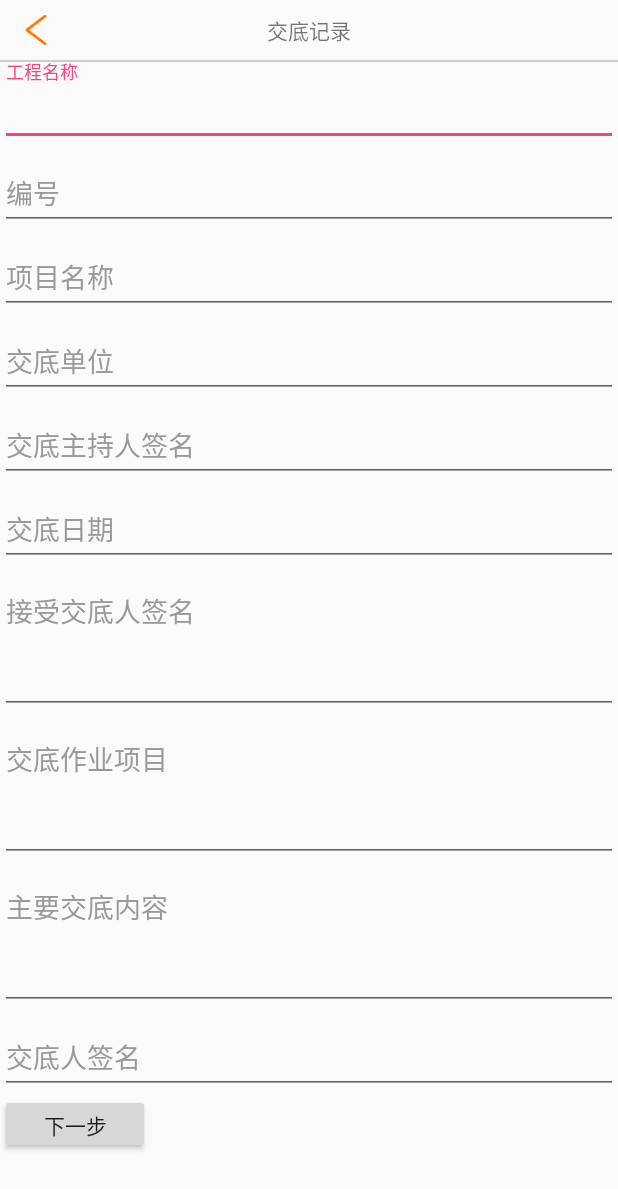
After one commit to CStianya/fegnxianAR, an Android app: the Form2Activity screen opened directly, with no data from a screen before it, on a phone screen of 412 x 824 dp. The commit adds this screen. Shown: the top 1189 px of the screen. Run offline under Robolectric (Android 15) with nearby library versions, the phone set to English and light mode, and no system bars.

Commit message:
增加两个表单填写界面，修改一些BUG

```diff
--- a/app/src/main/java/com/riskmanagement/MyApplication.java
+++ b/app/src/main/java/com/riskmanagement/MyApplication.java
@@ -50,7 +50,7 @@ public class MyApplication extends Application {
         VCamera.setDebugMode(true);
 
         // 初始化拍摄SDK，必须
-        // VCamera.initialize(this);
+        //VCamera.initialize(this);
     }
 
 }
--- a/app/src/main/java/com/riskmanagement/activity/ARShowActivity.java
+++ b/app/src/main/java/com/riskmanagement/activity/ARShowActivity.java
@@ -48,20 +48,9 @@ public class ARShowActivity extends BaseActivity {
         btn_ARShow_submit.setOnClickListener(new View.OnClickListener() {
             @Override
             public void onClick(View view) {
-                openApp();
-                //submit();
+                submit();
             }
         });
-    }
-
-    // 打开另外一个APP
-    private void openApp() {
-        Intent intent = getPackageManager().getLaunchIntentForPackage("com.unity");
-        if (intent != null) {
-            startActivity(intent);
-        } else {
-            Toast.makeText(getApplicationContext(), "对不起，你尚未安装该应用！", Toast.LENGTH_LONG).show();
-        }
     }
 
     private void submit(){
--- a/app/src/main/java/com/riskmanagement/activity/ClarificationActivity.java
+++ b/app/src/main/java/com/riskmanagement/activity/ClarificationActivity.java
@@ -5,6 +5,7 @@ import android.os.Bundle;
 import android.support.annotation.Nullable;
 import android.view.View;
 import android.widget.Button;
+import android.widget.Toast;
 
 import com.riskmanagement.R;
 
@@ -14,6 +15,9 @@ import com.riskmanagement.R;
 
 public class ClarificationActivity extends BaseActivity {
     private Button btn_clarification_AR;
+
+    private Button btn_form_next;
+
     @Override
     protected void onCreate(@Nullable Bundle savedInstanceState) {
         super.onCreate(savedInstanceState);
@@ -27,9 +31,28 @@ public class ClarificationActivity extends BaseActivity {
         btn_clarification_AR.setOnClickListener(new View.OnClickListener() {
             @Override
             public void onClick(View view) {
-                startActivity(new Intent(ClarificationActivity.this,ARShowActivity.class));
+                openApp();
+            }
+        });
+
+        btn_form_next = (Button) findViewById(R.id.btn_form1_next);
+        btn_form_next.setOnClickListener(new View.OnClickListener() {
+            @Override
+            public void onClick(View v) {
+                startActivity(new Intent(ClarificationActivity.this, Form1Activity.class));
                 finish();
             }
         });
     }
+
+    // 打开另外一个APP
+    private void openApp() {
+        Intent intent = getPackageManager().getLaunchIntentForPackage("com.unity");
+        if (intent != null) {
+            startActivity(intent);
+        } else {
+            Toast.makeText(getApplicationContext(), "对不起，你尚未安装该应用！", Toast.LENGTH_LONG).show();
+        }
+    }
+
 }
--- /dev/null
+++ b/app/src/main/java/com/riskmanagement/activity/Form1Activity.java
@@ -0,0 +1,42 @@
+package com.riskmanagement.activity;
+
+import android.content.Intent;
+import android.os.Bundle;
+import android.view.View;
+import android.widget.Button;
+
+import com.riskmanagement.R;
+
+/**
+ * Created by CS on 2017/10/23.
+ */
+
+public class Form1Activity extends BaseActivity {
+
+    private Button btn_form2_next;
+
+    @Override
+    public void onCreate(Bundle savedInstanceState) {
+        super.onCreate(savedInstanceState);
+        setContentView(R.layout.activity_form_1);
+        initTop("跨越高速公路作业B票");
+        initViews();
+        initDatas();
+    }
+    //初始化Views
+    private void initViews(){
+        btn_form2_next = (Button) findViewById(R.id.btn_form2_next);
+        btn_form2_next.setOnClickListener(new View.OnClickListener() {
+            @Override
+            public void onClick(View v) {
+                startActivity(new Intent(Form1Activity.this, Form2Activity.class));
+                finish();
+            }
+        });
+    }
+    //初始化数据
+    private void initDatas() {
+
+    }
+
+}
--- /dev/null
+++ b/app/src/main/java/com/riskmanagement/activity/Form2Activity.java
@@ -0,0 +1,41 @@
+package com.riskmanagement.activity;
+
+import android.content.Intent;
+import android.os.Bundle;
+import android.view.View;
+import android.widget.Button;
+
+import com.riskmanagement.R;
+
+/**
+ * Created by CS on 2017/10/23.
+ */
+
+public class Form2Activity extends BaseActivity {
+
+    public Button btn_ARShow_next;
+
+    @Override
+    public void onCreate(Bundle savedInstanceState) {
+        super.onCreate(savedInstanceState);
+        setContentView(R.layout.activity_form_2);
+        initTop("交底记录");
+        initViews();
+        initDatas();
+    }
+    //初始化Views
+    private void initViews(){
+        btn_ARShow_next = (Button) findViewById(R.id.btn_ARShow_next);
+        btn_ARShow_next.setOnClickListener(new View.OnClickListener() {
+            @Override
+            public void onClick(View v) {
+                startActivity(new Intent(Form2Activity.this, ARShowActivity.class));
+                finish();
+            }
+        });
+    }
+    //初始化数据
+    private void initDatas() {
+
+    }
+}
--- a/app/src/main/res/layout/activity_clarification.xml
+++ b/app/src/main/res/layout/activity_clarification.xml
@@ -8,6 +8,7 @@
     <LinearLayout
         android:layout_width="match_parent"
         android:layout_height="match_parent"
+        android:orientation="vertical"
         android:gravity="center">
 
         <Button
@@ -16,6 +17,13 @@
             android:layout_height="40dp"
             android:text="进入AR演示"
             />
+
+        <Button
+            android:id="@+id/btn_form1_next"
+            android:layout_width="100dp"
+            android:layout_height="40dp"
+            android:text="下一步"
+            />
     </LinearLayout>
 
 
--- /dev/null
+++ b/app/src/main/res/layout/activity_form_1.xml
@@ -0,0 +1,33 @@
+<?xml version="1.0" encoding="utf-8"?>
+<LinearLayout xmlns:android="http://schemas.android.com/apk/res/android"
+              android:orientation="vertical"
+              android:layout_width="match_parent"
+              android:layout_height="match_parent">
+
+    <include
+        android:id="@+id/mainHead"
+        layout="@layout/activity_base"/>
+
+    <android.support.design.widget.TextInputLayout
+        android:layout_width="match_parent"
+        android:layout_height="wrap_content"
+        android:textColorHint="@color/colorHint">
+
+        <EditText
+            android:id="@+id/et_add_ques_title"
+            android:layout_width="match_parent"
+            android:layout_height="wrap_content"
+            android:hint="工程名称"
+            android:inputType="text"
+            android:maxLines="1" />
+
+    </android.support.design.widget.TextInputLayout>
+
+    <Button
+        android:id="@+id/btn_form2_next"
+        android:layout_width="100dp"
+        android:layout_height="40dp"
+        android:text="下一步"
+        />
+
+</LinearLayout>
--- /dev/null
+++ b/app/src/main/res/layout/activity_form_2.xml
@@ -0,0 +1,176 @@
+<?xml version="1.0" encoding="utf-8"?>
+<LinearLayout xmlns:android="http://schemas.android.com/apk/res/android"
+              android:orientation="vertical"
+              android:layout_width="match_parent"
+              android:layout_height="match_parent">
+
+    <include
+        android:id="@+id/mainHead"
+        layout="@layout/activity_base"/>
+
+    <ScrollView
+        android:layout_width="match_parent"
+        android:layout_height="match_parent">
+
+        <LinearLayout
+            android:layout_width="match_parent"
+            android:layout_height="match_parent"
+            android:orientation="vertical">
+
+            <android.support.design.widget.TextInputLayout
+                android:layout_width="match_parent"
+                android:layout_height="wrap_content"
+                android:textColorHint="@color/colorHint">
+
+                <EditText
+                    android:id="@+id/et_project_name"
+                    android:layout_width="match_parent"
+                    android:layout_height="wrap_content"
+                    android:hint="工程名称"
+                    android:inputType="text"
+                    android:maxLines="1" />
+            </android.support.design.widget.TextInputLayout>
+
+            <android.support.design.widget.TextInputLayout
+                android:layout_width="match_parent"
+                android:layout_height="wrap_content"
+                android:textColorHint="@color/colorHint">
+
+                <EditText
+                    android:id="@+id/et_project_id"
+                    android:layout_width="match_parent"
+                    android:layout_height="wrap_content"
+                    android:hint="编号"
+                    android:inputType="text"
+                    android:maxLines="1" />
+            </android.support.design.widget.TextInputLayout>
+
+            <android.support.design.widget.TextInputLayout
+                android:layout_width="match_parent"
+                android:layout_height="wrap_content"
+                android:textColorHint="@color/colorHint">
+
+                <EditText
+                    android:id="@+id/et_item_name"
+                    android:layout_width="match_parent"
+                    android:layout_height="wrap_content"
+                    android:hint="项目名称"
+                    android:inputType="text"
+                    android:maxLines="1" />
+            </android.support.design.widget.TextInputLayout>
+
+            <android.support.design.widget.TextInputLayout
+                android:layout_width="match_parent"
+                android:layout_height="wrap_content"
+                android:textColorHint="@color/colorHint">
+
+                <EditText
+                    android:id="@+id/et_clarification_unit"
+                    android:layout_width="match_parent"
+                    android:layout_height="wrap_content"
+                    android:hint="交底单位"
+                    android:inputType="text"
+                    android:maxLines="1" />
+            </android.support.design.widget.TextInputLayout>
+
+            <android.support.design.widget.TextInputLayout
+                android:layout_width="match_parent"
+                android:layout_height="wrap_content"
+                android:textColorHint="@color/colorHint">
+
+                <EditText
+                    android:id="@+id/et_clarification_compere_sign"
+                    android:layout_width="match_parent"
+                    android:layout_height="wrap_content"
+                    android:hint="交底主持人签名"
+                    android:inputType="text"
+                    android:maxLines="1" />
+            </android.support.design.widget.TextInputLayout>
+
+            <android.support.design.widget.TextInputLayout
+                android:layout_width="match_parent"
+                android:layout_height="wrap_content"
+                android:textColorHint="@color/colorHint">
+
+                <EditText
+                    android:id="@+id/et_clarification_date"
+                    android:layout_width="match_parent"
+                    android:layout_height="wrap_content"
+                    android:hint="交底日期"
+                    android:inputType="datetime"
+                    android:maxLines="1" />
+            </android.support.design.widget.TextInputLayout>
+
+            <android.support.design.widget.TextInputLayout
+                android:layout_width="match_parent"
+                android:layout_height="wrap_content"
+                android:textColorHint="@color/colorHint">
+
+                <EditText
+                    android:id="@+id/et_accept_clarification_sign"
+                    android:layout_width="match_parent"
+                    android:layout_height="wrap_content"
+                    android:gravity="start"
+                    android:hint="接受交底人签名"
+                    android:inputType="textMultiLine"
+                    android:minLines="3"
+                    android:maxLines="5"/>
+            </android.support.design.widget.TextInputLayout>
+
+            <android.support.design.widget.TextInputLayout
+                android:layout_width="match_parent"
+                android:layout_height="wrap_content"
+                android:textColorHint="@color/colorHint">
+
+                <EditText
+                    android:id="@+id/et_clarification_worpro"
+                    android:layout_width="match_parent"
+                    android:layout_height="wrap_content"
+                    android:gravity="start"
+                    android:hint="交底作业项目"
+                    android:inputType="textMultiLine"
+                    android:minLines="3"
+                    android:maxLines="5"/>
+            </android.support.design.widget.TextInputLayout>
+
+            <android.support.design.widget.TextInputLayout
+                android:layout_width="match_parent"
+                android:layout_height="wrap_content"
+                android:textColorHint="@color/colorHint">
+
+                <EditText
+                    android:id="@+id/et_clarification_contents"
+                    android:layout_width="match_parent"
+                    android:layout_height="wrap_content"
+                    android:gravity="start"
+                    android:hint="主要交底内容"
+                    android:inputType="textMultiLine"
+                    android:minLines="3"
+                    android:maxLines="5"/>
+            </android.support.design.widget.TextInputLayout>
+
+            <android.support.design.widget.TextInputLayout
+                android:layout_width="match_parent"
+                android:layout_height="wrap_content"
+                android:textColorHint="@color/colorHint">
+
+                <EditText
+                    android:id="@+id/et_clarification_sign"
+                    android:layout_width="match_parent"
+                    android:layout_height="wrap_content"
+                    android:hint="交底人签名"
+                    android:inputType="text"
+                    android:maxLines="1" />
+            </android.support.design.widget.TextInputLayout>
+
+            <Button
+                android:id="@+id/btn_ARShow_next"
+                android:layout_width="100dp"
+                android:layout_height="40dp"
+                android:text="下一步"
+                />
+
+        </LinearLayout>
+    </ScrollView>
+
+</LinearLayout>
--- a/app/src/main/res/layout/activity_suggestion.xml
+++ b/app/src/main/res/layout/activity_suggestion.xml
@@ -5,10 +5,12 @@
     <include
         android:id="@+id/mainHead"
         layout="@layout/activity_base"/>
+
     <EditText
         android:id="@+id/et_suggestion_content"
         android:layout_width="match_parent"
-        android:layout_height="200dp" />
+        android:layout_height="200dp"/>
+
     <Button
         android:id="@+id/btn_suggestion_submit"
         android:layout_width="80dp"
--- a/app/src/main/res/values/colors.xml
+++ b/app/src/main/res/values/colors.xml
@@ -16,4 +16,6 @@
     <color name="darker_gray">#ddd</color>
     <color name="background_color">#eeeeee</color>
     <color name="text_gray">#666666</color>
+
+    <color name="colorHint">#999999</color>
 </resources>
```
Also changed, not shown: app/build.gradle (+3 -7 lines), app/src/main/AndroidManifest.xml (+8 -0 lines).
